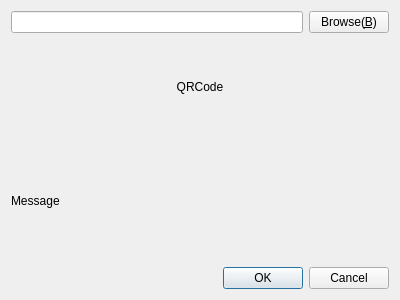
KangLin/RabbitIm, file Widgets/DlgScanQRcode/DlgScanQRcode.ui: the form before one commit.
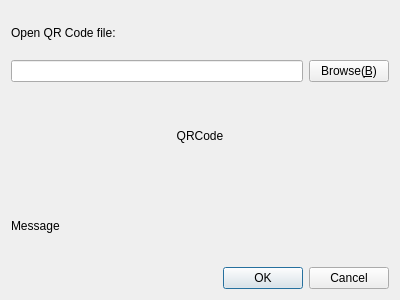
The form after the commit.

```diff
--- a/Widgets/DlgScanQRcode/DlgScanQRcode.ui
+++ b/Widgets/DlgScanQRcode/DlgScanQRcode.ui
@@ -15,6 +15,15 @@
   </property>
   <layout class="QGridLayout" name="gridLayout">
    <item row="0" column="0">
+    <layout class="QVBoxLayout" name="verticalLayout">
+     <item>
+      <widget class="QLabel" name="label">
+       <property name="text">
+        <string>Open QR Code file:</string>
+       </property>
+      </widget>
+     </item>
+     <item>
     <layout class="QHBoxLayout" name="horizontalLayout_2">
      <item>
       <widget class="QLineEdit" name="leBrowse"/>
@@ -25,6 +34,8 @@
         <string>Browse(&amp;B)</string>
        </property>
       </widget>
+       </item>
+      </layout>
      </item>
     </layout>
    </item>
```
Lines whose indentation alone changed are shown as unchanged.
